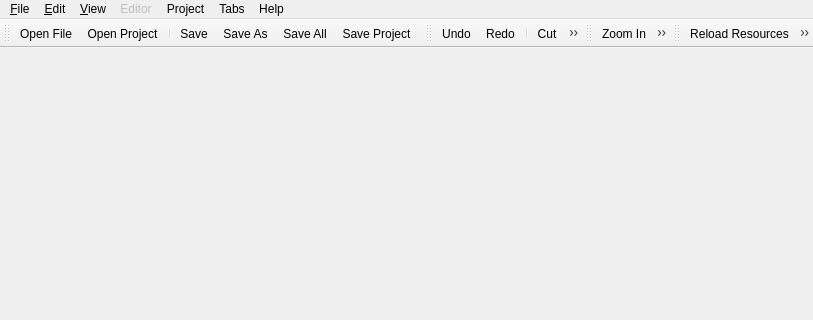
Above: ui/MainWindow.ui from cegui/ceed-cpp before the change; both pictures show x 0 to 813 and y 0 to 320 of the 813 by 864 pixel window. Below: the same form after it.
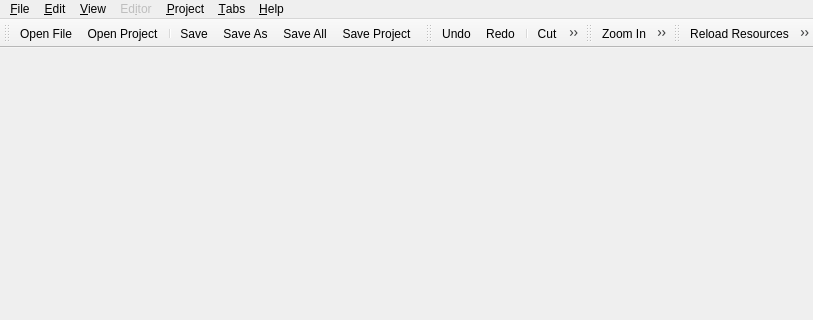
That is the form after the change. Icons and pictures are not drawn.

Commit message: CEED porting: dynamic menus work

```diff
--- a/ui/MainWindow.ui
+++ b/ui/MainWindow.ui
@@ -141,7 +141,7 @@
    </widget>
    <widget class="QMenu" name="menu_Help">
     <property name="title">
-     <string>Help</string>
+     <string>&amp;Help</string>
     </property>
     <addaction name="actionQuickstartGuide"/>
     <addaction name="actionUserManual"/>
@@ -185,7 +185,7 @@
    </widget>
    <widget class="QMenu" name="menuProject">
     <property name="title">
-     <string>Project</string>
+     <string>&amp;Project</string>
     </property>
     <addaction name="actionReloadResources"/>
     <addaction name="separator"/>
@@ -193,7 +193,7 @@
    </widget>
    <widget class="QMenu" name="menuTabs">
     <property name="title">
-     <string>Tabs</string>
+     <string>&amp;Tabs</string>
     </property>
     <addaction name="actionPreviousTab"/>
     <addaction name="actionNextTab"/>
@@ -206,7 +206,7 @@
      <bool>false</bool>
     </property>
     <property name="title">
-     <string>Editor</string>
+     <string>Ed&amp;itor</string>
     </property>
    </widget>
    <addaction name="menu_File"/>
```
The commit also changes 2 other files.
